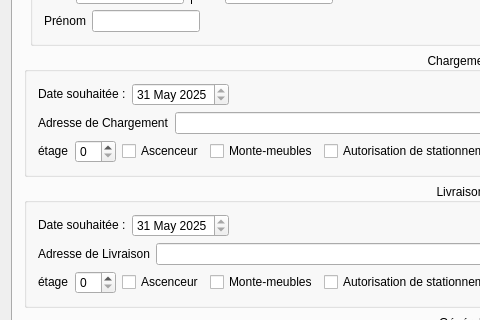
Old version of the form DevisMaker/MainWindow.ui in the repository Andreas-Chatti/DevisMaker; both pictures show x 0 to 480 and y 97 to 417 of the 922 by 774 pixel window.
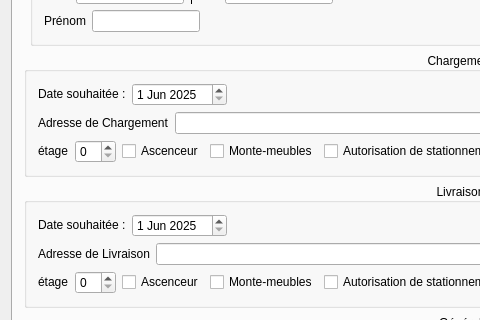
New version of the form.

Commit message: Update date handling and pricing calculations

Diff of the .ui file:
```diff
--- a/DevisMaker/MainWindow.ui
+++ b/DevisMaker/MainWindow.ui
@@ -210,8 +210,8 @@
                  <minute>0</minute>
                  <second>0</second>
                  <year>2025</year>
-                 <month>5</month>
-                 <day>31</day>
+                 <month>6</month>
+                 <day>1</day>
                 </datetime>
                </property>
                <property name="maximumDateTime">
@@ -226,11 +226,11 @@
                </property>
                <property name="minimumDateTime">
                 <datetime>
-                 <hour>21</hour>
+                 <hour>23</hour>
                  <minute>0</minute>
                  <second>0</second>
-                 <year>2025</year>
-                 <month>5</month>
+                 <year>2024</year>
+                 <month>12</month>
                  <day>31</day>
                 </datetime>
                </property>
@@ -386,8 +386,8 @@
                  <minute>0</minute>
                  <second>0</second>
                  <year>2025</year>
-                 <month>5</month>
-                 <day>31</day>
+                 <month>6</month>
+                 <day>1</day>
                 </datetime>
                </property>
                <property name="maximumDateTime">
@@ -402,17 +402,24 @@
                </property>
                <property name="minimumDateTime">
                 <datetime>
-                 <hour>21</hour>
+                 <hour>23</hour>
                  <minute>0</minute>
                  <second>0</second>
-                 <year>2025</year>
-                 <month>5</month>
+                 <year>2024</year>
+                 <month>12</month>
                  <day>31</day>
                 </datetime>
                </property>
                <property name="timeSpec">
                 <enum>Qt::TimeSpec::UTC</enum>
                </property>
+               <property name="date">
+                <date>
+                 <year>2025</year>
+                 <month>6</month>
+                 <day>1</day>
+                </date>
+               </property>
               </widget>
              </item>
              <item>
```
The commit also changes 3 other files.
